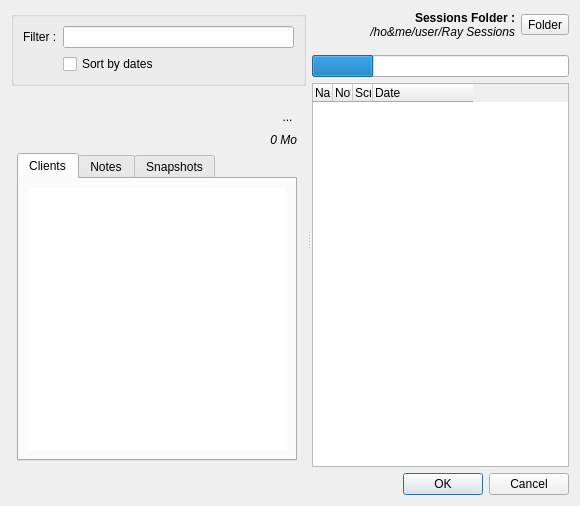
Before: the Qt Designer form resources/ui/open_session.ui in Houston4444/RaySession, drawn with Qt 5.
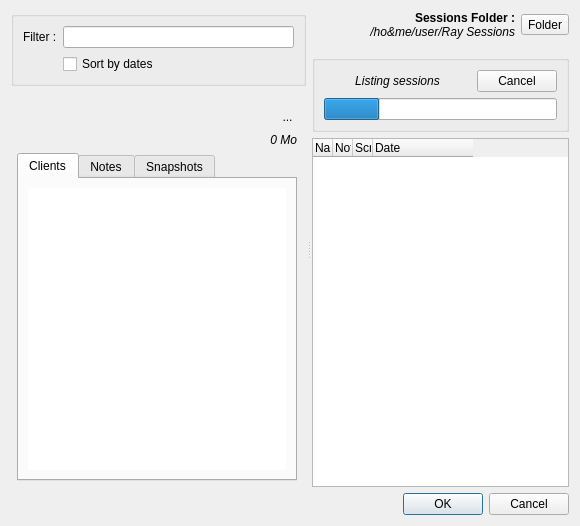
After: the same form once the commit is applied. Icons and pictures are not drawn. Custom widgets are drawn as their Qt base class.

Commit message: prepare parrallel copy; 'listing sessions' in a QGroupBox which can be used after for parrallel copy progress (open session dialog)

Diff of the .ui file:
```diff
--- a/resources/ui/open_session.ui
+++ b/resources/ui/open_session.ui
@@ -10,7 +10,7 @@
     <x>0</x>
     <y>0</y>
     <width>580</width>
-    <height>506</height>
+    <height>526</height>
    </rect>
   </property>
   <property name="windowTitle">
@@ -322,6 +322,53 @@
           </spacer>
          </item>
          <item>
+          <widget class="QGroupBox" name="groupBoxProgress">
+           <property name="title">
+            <string/>
+           </property>
+           <layout class="QVBoxLayout" name="verticalLayout_10">
+            <item>
+             <layout class="QHBoxLayout" name="horizontalLayout_2">
+              <item>
+               <widget class="QLabel" name="labelProgress">
+                <property name="sizePolicy">
+                 <sizepolicy hsizetype="Minimum" vsizetype="Preferred">
+                  <horstretch>0</horstretch>
+                  <verstretch>0</verstretch>
+                 </sizepolicy>
+                </property>
+                <property name="font">
+                 <font>
+                  <italic>true</italic>
+                 </font>
+                </property>
+                <property name="text">
+                 <string>Listing sessions</string>
+                </property>
+                <property name="alignment">
+                 <set>Qt::AlignCenter</set>
+                </property>
+               </widget>
+              </item>
+              <item>
+               <widget class="QPushButton" name="pushButtonCancelProgress">
+                <property name="sizePolicy">
+                 <sizepolicy hsizetype="Fixed" vsizetype="Fixed">
+                  <horstretch>0</horstretch>
+                  <verstretch>0</verstretch>
+                 </sizepolicy>
+                </property>
+                <property name="text">
+                 <string>Cancel</string>
+                </property>
+                <property name="icon">
+                 <iconset theme="dialog-cancel"/>
+                </property>
+               </widget>
+              </item>
+             </layout>
+            </item>
+            <item>
           <widget class="QProgressBar" name="progressBar">
            <property name="value">
             <number>24</number>
@@ -341,6 +388,9 @@
            <property name="format">
             <string>%p%</string>
            </property>
+             </widget>
+            </item>
+           </layout>
           </widget>
          </item>
          <item>
```
Lines whose indentation alone changed are shown as unchanged. The commit also changes 7 other files.
